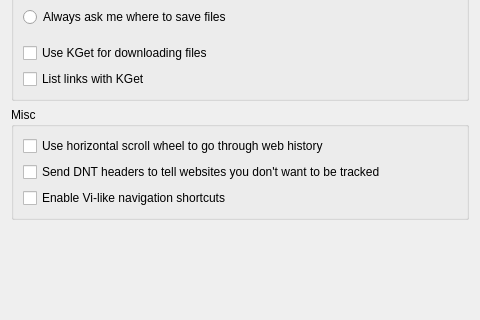
The window that src/settings/settings_general.ui (KDE/rekonq) describes before a commit, drawn with Qt 5; both pictures show x 0 to 480 and y 251 to 571 of the 480 by 571 pixel window.
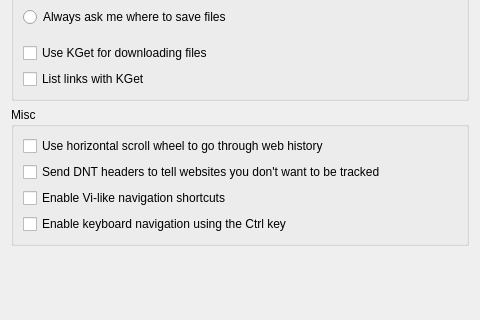
The same window after the commit. Custom widgets are drawn as their Qt base class.

Commit message:
Access Keys navigation
Ported access keys navigation system from Arora and adapted
to rekonq code.
Also (by adjam), get sure access keys are removed on loadStarted

REVIEW:103601

```diff
--- a/src/settings/settings_general.ui
+++ b/src/settings/settings_general.ui
@@ -257,6 +257,13 @@
         </property>
        </widget>
       </item>
+      <item>
+       <widget class="QCheckBox" name="kcfg_accessKeysEnabled">
+        <property name="text">
+         <string>Enable keyboard navigation using the Ctrl key</string>
+        </property>
+       </widget>
+      </item>
      </layout>
     </widget>
    </item>
```
The commit also changes 5 other files.
